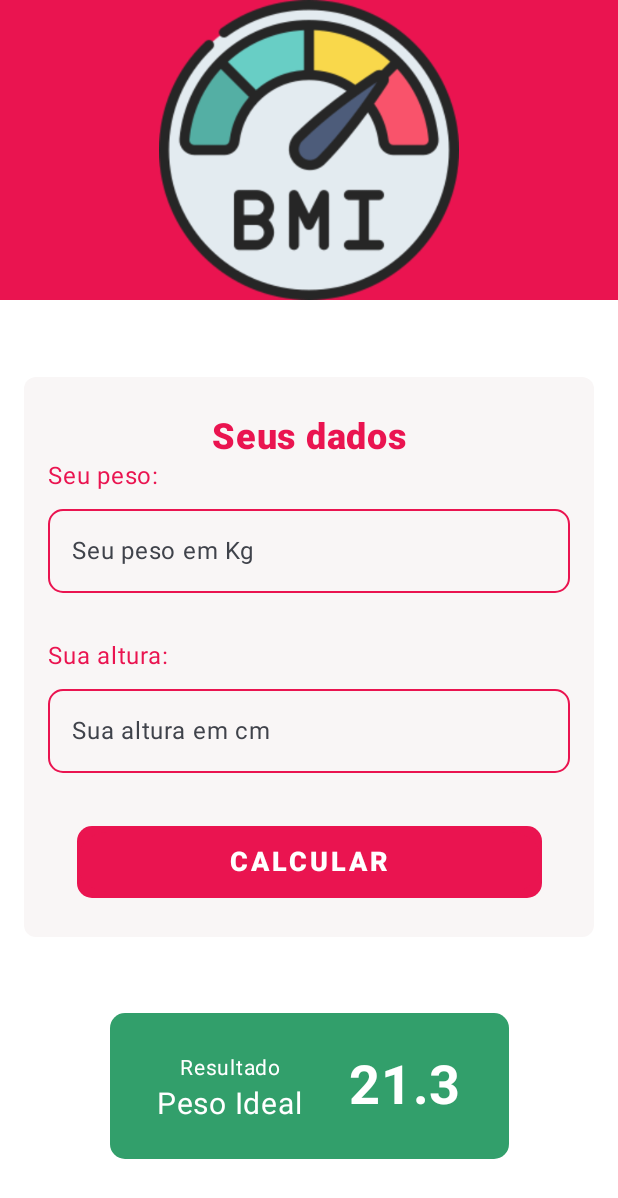
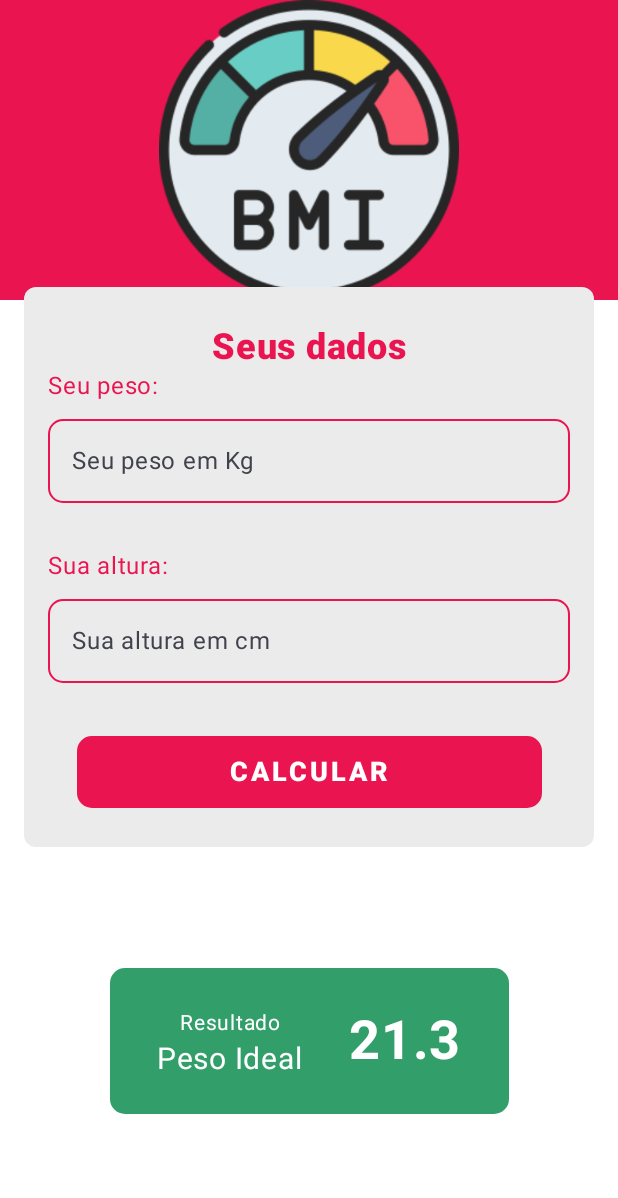
Before and after one commit to lU4N4ht/CalculadoraIMC-Kotlin, an Android app built with Jetpack Compose: the @Preview function CalculadoraIMCPreview, on a phone screen of 412 x 824 dp. Shown: the top 1198 px of the screen. Run offline under Robolectric (Android 15) with nearby library versions, the phone set to English and light mode, and no system bars.

```diff
--- a/app/src/main/java/br/senai/sp/jandira/calculadoraimc/MainActivity.kt
+++ b/app/src/main/java/br/senai/sp/jandira/calculadoraimc/MainActivity.kt
@@ -19,6 +19,8 @@ import androidx.compose.foundation.layout.width
 import androidx.compose.foundation.shape.RoundedCornerShape
 import androidx.compose.material3.Button
 import androidx.compose.material3.ButtonDefaults
+import androidx.compose.material3.Card
+import androidx.compose.material3.CardDefaults
 import androidx.compose.material3.MaterialTheme
 import androidx.compose.material3.OutlinedTextField
 import androidx.compose.material3.OutlinedTextFieldDefaults
@@ -57,17 +59,13 @@ class MainActivity : ComponentActivity() {
 
 @Composable
 fun CalculadoraIMC() {
-    Column (
-        modifier = Modifier
-            .fillMaxSize()
-    ){
         Column (
             modifier = Modifier
                 .background(color = Color(0xffEA1450))
                 .fillMaxWidth()
                 .height(200.dp),
             horizontalAlignment = Alignment.CenterHorizontally,
-            verticalArrangement = Arrangement.SpaceEvenly
+            verticalArrangement = Arrangement.Center
         ){
             Image(
                 painter = painterResource(id = R.drawable.imc),
@@ -82,17 +80,16 @@ fun CalculadoraIMC() {
         }
         Column (
             modifier = Modifier
+                .padding(top = 110.dp)
                 .fillMaxSize(),
             horizontalAlignment = Alignment.CenterHorizontally,
             verticalArrangement = Arrangement.SpaceEvenly
         ){
-            Box (
+            Card (
                 modifier = Modifier
-                    .padding(horizontal = 16.dp)
-                    .background(
-                        color = Color(0xffF9F6F6),
-                        shape = RoundedCornerShape(8.dp)
-                    )
+                    .padding(horizontal = 16.dp),
+                shape = RoundedCornerShape(8.dp),
+                CardDefaults.cardColors(containerColor = Color(0xFFEBEBEB)),
             ) {
                 Column(
                     modifier = Modifier.padding(16.dp, 26.dp)
@@ -131,7 +128,6 @@ fun CalculadoraIMC() {
                             focusedBorderColor = Color(0xffEA1450)
                         )
                     )
-
                     Text(
                         text = "Sua altura:",
                         color = Color(0xffEA1450),
@@ -221,8 +217,6 @@ fun CalculadoraIMC() {
 
     }
 
-}
-
 @Preview(showBackground = true, showSystemUi = true)
 @Composable
 fun CalculadoraIMCPreview() {
```
